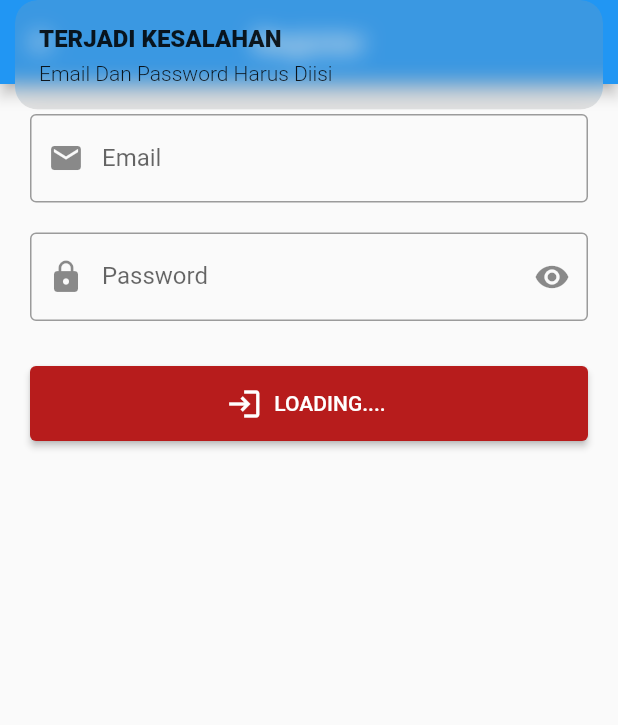
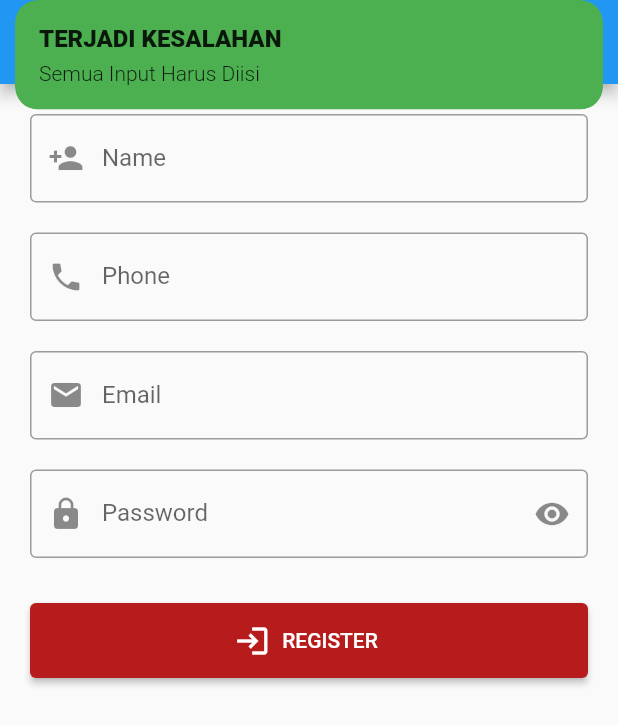
Before and after one commit to angular403/latihan_firebase, a Flutter app: the RegisterView screen opened by its route, after a tap on "REGISTER", on a phone screen of 412 x 824 dp. Shown: the top 725 px of the screen. Run offline on Flutter 3.47's test engine with Material 2 defaults, Android fonts, the light colour scheme and no system bars; our stand-ins replace cloud_firestore, firebase_auth, firebase_core, get, get_storage; accounts and stored records are empty.

Commit message:
register & insert users

```diff
--- a/lib/app/modules/home/views/home_view.dart
+++ b/lib/app/modules/home/views/home_view.dart
@@ -1,6 +1,7 @@
 import 'package:flutter/material.dart';
 
 import 'package:get/get.dart';
+import 'package:latihan_firebase/app/routes/app_pages.dart';
 
 import '../controllers/home_controller.dart';
 
@@ -12,7 +13,8 @@ class HomeView extends GetView<HomeController> {
         title: Text('Home'),
         centerTitle: true,
         actions: [
-          IconButton(onPressed: () => controller.logout(), icon: Icon(Icons.logout)),
+          IconButton(
+              onPressed: () => Get.toNamed(Routes.PROFILE), icon: Icon(Icons.person)),
         ],
       ),
       body: Center(
@@ -21,6 +23,8 @@ class HomeView extends GetView<HomeController> {
           style: TextStyle(fontSize: 20),
         ),
       ),
+      floatingActionButton:
+          FloatingActionButton(onPressed: () {}, child: Icon(Icons.add)),
     );
   }
 }
--- a/lib/app/modules/login/controllers/login_controller.dart
+++ b/lib/app/modules/login/controllers/login_controller.dart
@@ -19,7 +19,7 @@ class LoginController extends GetxController {
   final box = GetStorage();
   // error message
   void errMsg(String msg) {
-    Get.snackbar("Terjadi Kesalahan", msg);
+    Get.snackbar("Terjadi Kesalahan", msg, backgroundColor: Colors.green);
   }
 
   // login
@@ -37,7 +37,7 @@ class LoginController extends GetxController {
             await box.remove("rememberme");
           }
           if (rememberme.isTrue) {
-          await  box.write("rememberme", {
+            await box.write("rememberme", {
               "email": emailC.text,
               "password": passC.text,
             });
--- a/lib/app/modules/register/controllers/register_controller.dart
+++ b/lib/app/modules/register/controllers/register_controller.dart
@@ -2,23 +2,32 @@ import 'package:flutter/material.dart';
 import 'package:get/get.dart';
 import 'package:firebase_auth/firebase_auth.dart';
 import 'package:latihan_firebase/app/routes/app_pages.dart';
+import 'package:cloud_firestore/cloud_firestore.dart';
 
+// class
 class RegisterController extends GetxController {
   RxBool isLoading = false.obs;
   RxBool isHidden = true.obs;
   TextEditingController emailC = TextEditingController();
   TextEditingController passC = TextEditingController();
+  TextEditingController nameC = TextEditingController();
+  TextEditingController phoneC = TextEditingController();
 
+  // instance
   FirebaseAuth auth = FirebaseAuth.instance;
-
+  FirebaseFirestore firestore = FirebaseFirestore.instance;
+  // void msg
   void errMsg(String msg) {
-    Get.snackbar("TERJADI KESALAHAN", msg);
+    Get.snackbar("TERJADI KESALAHAN", msg, backgroundColor: Colors.green);
   }
 
   // register
   void register() async {
-    isLoading.value = true;
-    if (emailC.text.isNotEmpty && passC.text.isNotEmpty) {
+    if (nameC.text.isNotEmpty &&
+        phoneC.text.isNotEmpty &&
+        emailC.text.isNotEmpty &&
+        passC.text.isNotEmpty) {
+      isLoading.value = true;
       try {
         UserCredential userCredential =
             await auth.createUserWithEmailAndPassword(
@@ -28,6 +37,13 @@ class RegisterController extends GetxController {
 
         // Kirim Email Verifikasi
         await userCredential.user!.sendEmailVerification();
+        await firestore.collection("users").doc(userCredential.user!.uid).set({
+          "name": nameC.text,
+          "phone": phoneC.text,
+          "email": emailC.text,
+          "uid": userCredential.user!.uid,
+          "createdAt": DateTime.now().toIso8601String(),
+        });
         // pindah halaman
         Get.offAllNamed(Routes.LOGIN);
         // auth
@@ -38,10 +54,10 @@ class RegisterController extends GetxController {
       } catch (e) {
         isLoading.value = false;
         print(e);
-        errMsg("${e}");
+        errMsg("$e");
       }
     } else {
-      errMsg("Email Dan Password Harus Diisi");
+      errMsg("Semua Input Harus Diisi");
     }
   }
 }
--- a/lib/app/modules/register/views/register_view.dart
+++ b/lib/app/modules/register/views/register_view.dart
@@ -15,11 +15,37 @@ class RegisterView extends GetView<RegisterController> {
       body: ListView(
         padding: EdgeInsets.all(20),
         children: [
+          // TextField Name
+          TextField(
+            controller: controller.nameC,
+            autocorrect: false,
+            textInputAction: TextInputAction.done,
+            decoration: InputDecoration(
+              prefixIcon: Icon(Icons.person_add),
+              labelText: "Name",
+              border: OutlineInputBorder(),
+            ),
+          ),
+          SizedBox(height: 20),
+          // TextField Phone
+          TextField(
+            controller: controller.phoneC,
+            autocorrect: false,
+            textInputAction: TextInputAction.done,
+            keyboardType:  TextInputType.phone,
+            decoration: InputDecoration(
+              prefixIcon: Icon(Icons.phone),
+              labelText: "Phone",
+              border: OutlineInputBorder(),
+            ),
+          ),
+          SizedBox(height: 20),
           // TextField Email
           TextField(
             controller: controller.emailC,
             autocorrect: false,
             textInputAction: TextInputAction.done,
+            keyboardType: TextInputType.emailAddress,
             decoration: InputDecoration(
               prefixIcon: Icon(Icons.email),
               labelText: "Email",
@@ -38,7 +64,9 @@ class RegisterView extends GetView<RegisterController> {
                 prefixIcon: Icon(Icons.lock),
                 suffixIcon: IconButton(
                   onPressed: () => controller.isHidden.toggle(),
-                  icon: Icon(controller.isHidden.isTrue ?  Icons.remove_red_eye : Icons.visibility_off),
+                  icon: Icon(controller.isHidden.isTrue
+                      ? Icons.remove_red_eye
+                      : Icons.visibility_off),
                 ),
                 labelText: "Password",
                 border: OutlineInputBorder(),
--- a/lib/app/routes/app_pages.dart
+++ b/lib/app/routes/app_pages.dart
@@ -4,6 +4,8 @@ import 'package:latihan_firebase/app/modules/home/bindings/home_binding.dart';
 import 'package:latihan_firebase/app/modules/home/views/home_view.dart';
 import 'package:latihan_firebase/app/modules/login/bindings/login_binding.dart';
 import 'package:latihan_firebase/app/modules/login/views/login_view.dart';
+import 'package:latihan_firebase/app/modules/profile/bindings/profile_binding.dart';
+import 'package:latihan_firebase/app/modules/profile/views/profile_view.dart';
 import 'package:latihan_firebase/app/modules/register/bindings/register_binding.dart';
 import 'package:latihan_firebase/app/modules/register/views/register_view.dart';
 import 'package:latihan_firebase/app/modules/reset_password/bindings/reset_password_binding.dart';
@@ -37,5 +39,10 @@ class AppPages {
       page: () => ResetPasswordView(),
       binding: ResetPasswordBinding(),
     ),
+    GetPage(
+      name: _Paths.PROFILE,
+      page: () => ProfileView(),
+      binding: ProfileBinding(),
+    ),
   ];
 }
--- a/lib/app/routes/app_routes.dart
+++ b/lib/app/routes/app_routes.dart
@@ -8,6 +8,7 @@ abstract class Routes {
   static const LOGIN = _Paths.LOGIN;
   static const REGISTER = _Paths.REGISTER;
   static const RESET_PASSWORD = _Paths.RESET_PASSWORD;
+  static const PROFILE = _Paths.PROFILE;
 }
 
 abstract class _Paths {
@@ -15,4 +16,5 @@ abstract class _Paths {
   static const LOGIN = '/login';
   static const REGISTER = '/register';
   static const RESET_PASSWORD = '/reset-password';
+  static const PROFILE = '/profile';
 }
--- a/pubspec.yaml
+++ b/pubspec.yaml
@@ -13,6 +13,7 @@ dependencies:
   cloud_firestore: 3.1.11
   firebase_storage: 10.2.10
   get_storage: 2.0.3
+  intl: 0.17.0
   flutter:
     sdk: flutter
 
```
Also changed, not shown: lib/app/modules/home/controllers/home_controller.dart (+1 -10 lines), lib/app/modules/profile/bindings/profile_binding.dart (added, +12 -0 lines), lib/app/modules/profile/controllers/profile_controller.dart (added, +38 -0 lines), lib/app/modules/profile/views/profile_view.dart (added, +106 -0 lines), pubspec.lock.
